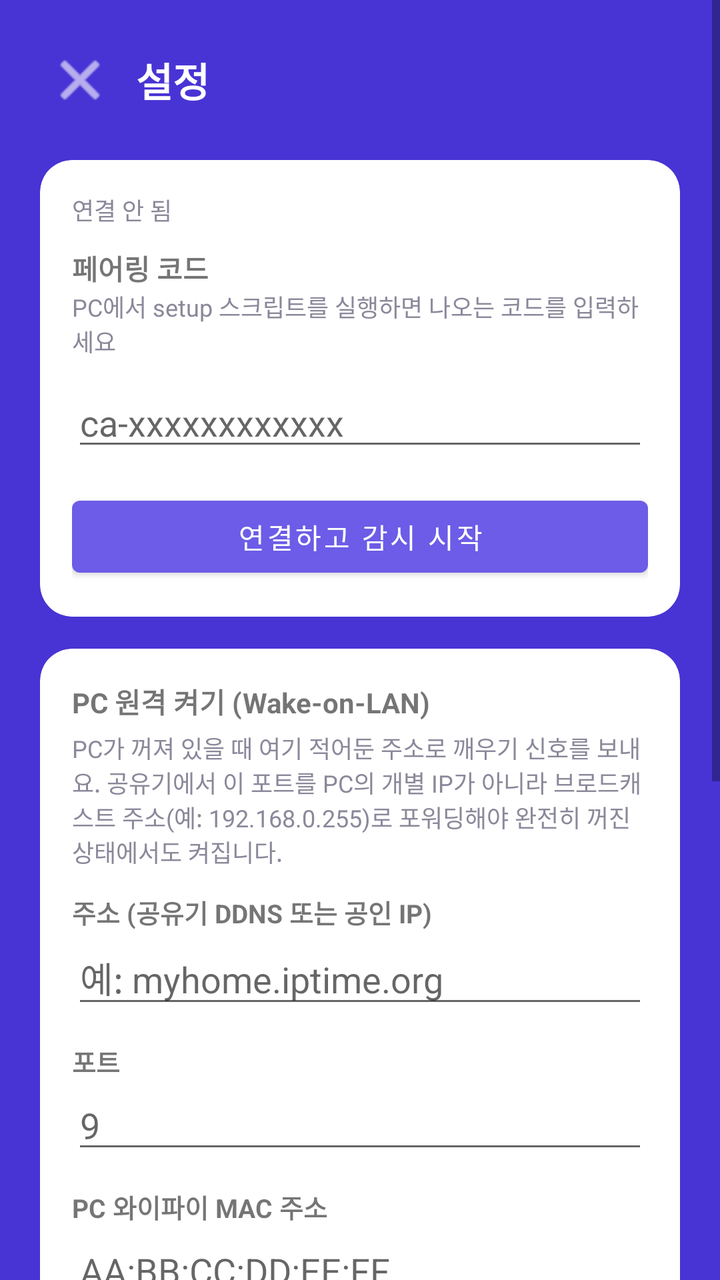
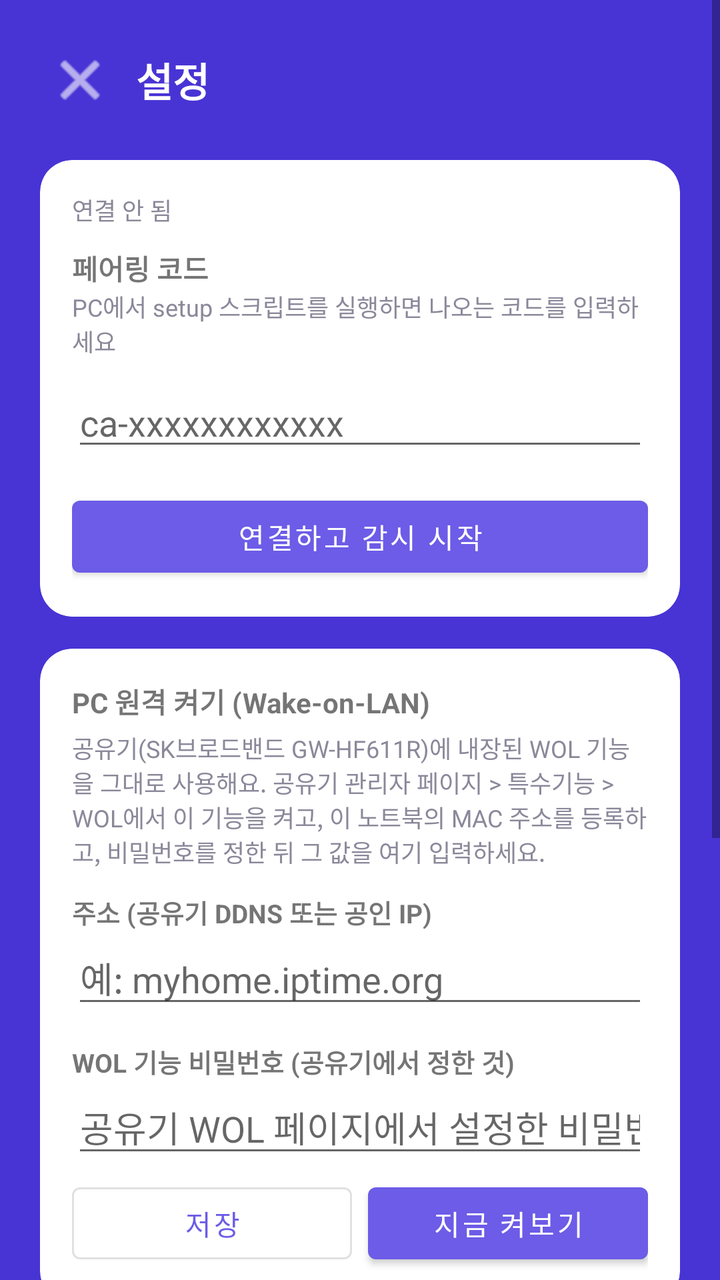

An Android layout rendered at two revisions. The XML below is the earlier revision; the diff shows what the commit changed to produce the second picture.
<!-- AndroidManifest.xml: application theme Theme.ClaudeApprover -->
<!-- res/layout/activity_settings.xml -->
<?xml version="1.0" encoding="utf-8"?>
<ScrollView xmlns:android="http://schemas.android.com/apk/res/android"
    xmlns:app="http://schemas.android.com/apk/res-auto"
    android:layout_width="match_parent"
    android:layout_height="match_parent"
    android:background="?attr/colorPrimaryDark"
    android:fillViewport="true">

    <LinearLayout
        android:layout_width="match_parent"
        android:layout_height="wrap_content"
        android:orientation="vertical"
        android:padding="20dp">

        <LinearLayout
            android:layout_width="match_parent"
            android:layout_height="wrap_content"
            android:orientation="horizontal"
            android:gravity="center_vertical"
            android:layout_marginBottom="20dp">

            <ImageButton
                android:id="@+id/backButton"
                android:layout_width="40dp"
                android:layout_height="40dp"
                android:background="?attr/selectableItemBackgroundBorderless"
                android:contentDescription="@string/back_button_desc"
                android:src="@android:drawable/ic_menu_close_clear_cancel"
                app:tint="#FFFFFF" />

            <TextView
                android:layout_width="wrap_content"
                android:layout_height="wrap_content"
                android:text="@string/settings_title"
                android:textColor="#FFFFFF"
                android:textSize="20sp"
                android:textStyle="bold"
                android:layout_marginStart="8dp" />
        </LinearLayout>

        
        <androidx.cardview.widget.CardView
            android:layout_width="match_parent"
            android:layout_height="wrap_content"
            app:cardCornerRadius="16dp"
            app:cardElevation="0dp"
            android:layout_marginBottom="16dp">

            <LinearLayout
                android:layout_width="match_parent"
                android:layout_height="wrap_content"
                android:orientation="vertical"
                android:padding="16dp">

                <TextView
                    android:id="@+id/settingsStatusText"
                    android:layout_width="wrap_content"
                    android:layout_height="wrap_content"
                    android:text="@string/status_disconnected"
                    android:textSize="12sp"
                    android:textColor="@color/text_secondary"
                    android:layout_marginBottom="10dp" />

                <TextView
                    android:layout_width="wrap_content"
                    android:layout_height="wrap_content"
                    android:text="@string/pairing_code_label"
                    android:textStyle="bold"
                    android:textSize="14sp" />

                <TextView
                    android:layout_width="wrap_content"
                    android:layout_height="wrap_content"
                    android:text="@string/pairing_code_hint"
                    android:textSize="12sp"
                    android:textColor="@color/text_secondary"
                    android:layout_marginBottom="10dp" />

                <EditText
                    android:id="@+id/pairingCodeInput"
                    android:layout_width="match_parent"
                    android:layout_height="wrap_content"
                    android:inputType="textNoSuggestions"
                    android:hint="ca-xxxxxxxxxxxx"
                    android:autofillHints="" />

                <LinearLayout
                    android:layout_width="match_parent"
                    android:layout_height="wrap_content"
                    android:orientation="horizontal"
                    android:layout_marginTop="14dp">

                    <com.google.android.material.button.MaterialButton
                        android:id="@+id/connectButton"
                        android:layout_width="0dp"
                        android:layout_height="wrap_content"
                        android:layout_weight="1"
                        android:text="@string/connect_button" />
                </LinearLayout>
            </LinearLayout>
        </androidx.cardview.widget.CardView>

        
        <androidx.cardview.widget.CardView
            android:layout_width="match_parent"
            android:layout_height="wrap_content"
            app:cardCornerRadius="16dp"
            app:cardElevation="0dp"
            android:layout_marginBottom="16dp">

            <LinearLayout
                android:layout_width="match_parent"
                android:layout_height="wrap_content"
                android:orientation="vertical"
                android:padding="16dp">

                <TextView
                    android:layout_width="wrap_content"
                    android:layout_height="wrap_content"
                    android:text="@string/wol_card_title"
                    android:textStyle="bold"
                    android:textSize="14sp" />

                <TextView
                    android:layout_width="match_parent"
                    android:layout_height="wrap_content"
                    android:text="@string/wol_card_description"
                    android:textSize="12sp"
                    android:textColor="@color/text_secondary"
                    android:layout_marginTop="4dp"
                    android:layout_marginBottom="12dp" />

                <TextView
                    android:layout_width="wrap_content"
                    android:layout_height="wrap_content"
                    android:text="@string/wol_host_label"
                    android:textStyle="bold"
                    android:textSize="13sp" />

                <EditText
                    android:id="@+id/wolHostInput"
                    android:layout_width="match_parent"
                    android:layout_height="wrap_content"
                    android:inputType="textNoSuggestions|textUri"
                    android:hint="@string/wol_host_hint"
                    android:autofillHints=""
                    android:layout_marginBottom="12dp" />

                <TextView
                    android:layout_width="wrap_content"
                    android:layout_height="wrap_content"
                    android:text="@string/wol_port_label"
                    android:textStyle="bold"
                    android:textSize="13sp" />

                <EditText
                    android:id="@+id/wolPortInput"
                    android:layout_width="match_parent"
                    android:layout_height="wrap_content"
                    android:inputType="number"
                    android:hint="@string/wol_port_hint"
                    android:autofillHints=""
                    android:layout_marginBottom="12dp" />

                <TextView
                    android:layout_width="wrap_content"
                    android:layout_height="wrap_content"
                    android:text="@string/wol_mac_label"
                    android:textStyle="bold"
                    android:textSize="13sp" />

                <EditText
                    android:id="@+id/wolMacInput"
                    android:layout_width="match_parent"
                    android:layout_height="wrap_content"
                    android:inputType="textNoSuggestions"
                    android:hint="@string/wol_mac_hint"
                    android:autofillHints=""
                    android:layout_marginBottom="4dp" />

                <TextView
                    android:id="@+id/wolResultText"
                    android:layout_width="match_parent"
                    android:layout_height="wrap_content"
                    android:textSize="12sp"
                    android:textColor="@color/text_secondary"
                    android:layout_marginBottom="8dp"
                    android:visibility="gone" />

                <LinearLayout
                    android:layout_width="match_parent"
                    android:layout_height="wrap_content"
                    android:orientation="horizontal">

                    <com.google.android.material.button.MaterialButton
                        android:id="@+id/wolSaveButton"
                        style="@style/Widget.MaterialComponents.Button.OutlinedButton"
                        android:layout_width="0dp"
                        android:layout_height="wrap_content"
                        android:layout_weight="1"
                        android:layout_marginEnd="8dp"
                        android:text="@string/wol_save_button" />

                    <com.google.android.material.button.MaterialButton
                        android:id="@+id/wolTestButton"
                        android:layout_width="0dp"
                        android:layout_height="wrap_content"
                        android:layout_weight="1"
                        android:text="@string/wol_test_button" />
                </LinearLayout>
            </LinearLayout>
        </androidx.cardview.widget.CardView>

        
        <androidx.cardview.widget.CardView
            android:layout_width="match_parent"
            android:layout_height="wrap_content"
            app:cardCornerRadius="16dp"
            app:cardElevation="0dp"
            android:layout_marginBottom="16dp">

            <LinearLayout
                android:layout_width="match_parent"
                android:layout_height="wrap_content"
                android:orientation="vertical"
                android:padding="16dp">

                <TextView
                    android:layout_width="wrap_content"
                    android:layout_height="wrap_content"
                    android:text="@string/usage_card_title"
                    android:textStyle="bold"
                    android:textSize="14sp" />

                <TextView
                    android:id="@+id/usageText"
                    android:layout_width="match_parent"
                    android:layout_height="wrap_content"
                    android:text="@string/usage_never"
                    android:textSize="13sp"
                    android:lineSpacingExtra="3dp"
                    android:layout_marginTop="6dp" />

                <View
                    android:layout_width="match_parent"
                    android:layout_height="1dp"
                    android:background="#22000000"
                    android:layout_marginTop="14dp"
                    android:layout_marginBottom="14dp" />

                <TextView
                    android:layout_width="wrap_content"
                    android:layout_height="wrap_content"
                    android:text="@string/baseline_card_title"
                    android:textStyle="bold"
                    android:textSize="14sp" />

                <LinearLayout
                    android:layout_width="match_parent"
                    android:layout_height="wrap_content"
                    android:orientation="horizontal"
                    android:layout_marginTop="10dp">

                    <TextView
                        android:layout_width="0dp"
                        android:layout_height="wrap_content"
                        android:layout_weight="1"
                        android:text="@string/baseline_today_label"
                        android:textSize="12sp"
                        android:textColor="@color/text_secondary" />

                    <TextView
                        android:id="@+id/todayBaselinePctText"
                        android:layout_width="wrap_content"
                        android:layout_height="wrap_content"
                        android:textSize="12sp"
                        android:textStyle="bold" />
                </LinearLayout>

                <ProgressBar
                    android:id="@+id/todayBaselineBar"
                    style="?android:attr/progressBarStyleHorizontal"
                    android:layout_width="match_parent"
                    android:layout_height="8dp"
                    android:layout_marginTop="4dp"
                    android:max="100"
                    android:progress="0" />

                <LinearLayout
                    android:layout_width="match_parent"
                    android:layout_height="wrap_content"
                    android:orientation="horizontal"
                    android:layout_marginTop="14dp">

                    <TextView
                        android:layout_width="0dp"
                        android:layout_height="wrap_content"
                        android:layout_weight="1"
                        android:text="@string/baseline_block_label"
                        android:textSize="12sp"
                        android:textColor="@color/text_secondary" />

                    <TextView
                        android:id="@+id/blockBaselinePctText"
                        android:layout_width="wrap_content"
                        android:layout_height="wrap_content"
                        android:textSize="12sp"
                        android:textStyle="bold" />
                </LinearLayout>

                <ProgressBar
                    android:id="@+id/blockBaselineBar"
                    style="?android:attr/progressBarStyleHorizontal"
                    android:layout_width="match_parent"
                    android:layout_height="8dp"
                    android:layout_marginTop="4dp"
                    android:max="100"
                    android:progress="0" />

                <TextView
                    android:id="@+id/usageDisclaimer"
                    android:layout_width="match_parent"
                    android:layout_height="wrap_content"
                    android:text="@string/usage_disclaimer"
                    android:textSize="11sp"
                    android:textColor="@color/text_secondary"
                    android:layout_marginTop="10dp" />
            </LinearLayout>
        </androidx.cardview.widget.CardView>

    </LinearLayout>
</ScrollView>
<!-- resources referenced by this layout -->
<resources>
  <color name="text_secondary">#8B889A</color>
  <string name="back_button_desc">뒤로가기</string>
  <string name="baseline_block_label">이번 5시간 블록 (최근 최대치 대비)</string>
  <string name="baseline_card_title">평소 대비</string>
  <string name="baseline_today_label">오늘 (최근 평균 대비)</string>
  <string name="connect_button">연결하고 감시 시작</string>
  <string name="pairing_code_hint">PC에서 setup 스크립트를 실행하면 나오는 코드를 입력하세요</string>
  <string name="pairing_code_label">페어링 코드</string>
  <string name="settings_title">설정</string>
  <string name="status_disconnected">연결 안 됨</string>
  <string name="usage_card_title">사용량</string>
  <string name="usage_disclaimer">이 PC에 남은 대화 기록을 합산한 값이에요. 구독 한도의 몇 %인지는 로컬에서 알 수 없어서 표시하지 않습니다.</string>
  <string name="usage_never">아직 받은 사용량 정보가 없어요. Claude가 한 번 작업을 마치면 표시돼요.</string>
  <string name="wol_card_description">PC가 꺼져 있을 때 여기 적어둔 주소로 깨우기 신호를 보내요. 공유기에서 이 포트를 PC의 개별 IP가 아니라 브로드캐스트 주소(예: 192.168.0.255)로 포워딩해야 완전히 꺼진 상태에서도 켜집니다.</string>
  <string name="wol_card_title">PC 원격 켜기 (Wake-on-LAN)</string>
  <string name="wol_host_hint">예: myhome.iptime.org</string>
  <string name="wol_host_label">주소 (공유기 DDNS 또는 공인 IP)</string>
  <string name="wol_mac_hint">AA:BB:CC:DD:EE:FF</string>
  <string name="wol_mac_label">PC 와이파이 MAC 주소</string>
  <string name="wol_port_hint">9</string>
  <string name="wol_port_label">포트</string>
  <string name="wol_save_button">저장</string>
  <string name="wol_test_button">지금 켜보기</string>
  <style name="Theme.ClaudeApprover" parent="Theme.MaterialComponents.DayNight.NoActionBar">
          <item name="colorPrimary">@color/brand_primary</item>
          <item name="colorPrimaryDark">@color/brand_primary_dark</item>
          <item name="colorAccent">@color/brand_accent</item>
          <item name="android:statusBarColor" tools:targetApi="21">@color/brand_primary_dark</item>
      </style>
  <color name="brand_primary">#6C5CE7</color>
  <color name="brand_primary_dark">#4834D4</color>
  <color name="brand_accent">#00B894</color>
</resources>

<!-- the commit's change to res/layout/activity_settings.xml (unified diff, before → after) -->
@@ -149,32 +149,16 @@
                 <TextView
                     android:layout_width="wrap_content"
                     android:layout_height="wrap_content"
-                    android:text="@string/wol_port_label"
+                    android:text="@string/wol_password_label"
                     android:textStyle="bold"
                     android:textSize="13sp" />
 
                 <EditText
-                    android:id="@+id/wolPortInput"
-                    android:layout_width="match_parent"
-                    android:layout_height="wrap_content"
-                    android:inputType="number"
-                    android:hint="@string/wol_port_hint"
-                    android:autofillHints=""
-                    android:layout_marginBottom="12dp" />
-
-                <TextView
-                    android:layout_width="wrap_content"
-                    android:layout_height="wrap_content"
-                    android:text="@string/wol_mac_label"
-                    android:textStyle="bold"
-                    android:textSize="13sp" />
-
-                <EditText
-                    android:id="@+id/wolMacInput"
-                    android:layout_width="match_parent"
-                    android:layout_height="wrap_content"
-                    android:inputType="textNoSuggestions"
-                    android:hint="@string/wol_mac_hint"
+                    android:id="@+id/wolPasswordInput"
+                    android:layout_width="match_parent"
+                    android:layout_height="wrap_content"
+                    android:inputType="textPassword"
+                    android:hint="@string/wol_password_hint"
                     android:autofillHints=""
                     android:layout_marginBottom="4dp" />
 
<!-- resource entries referenced after the edit -->
@@ -13,14 +13,12 @@
   <string name="usage_card_title">사용량</string>
   <string name="usage_disclaimer">이 PC에 남은 대화 기록을 합산한 값이에요. 구독 한도의 몇 %인지는 로컬에서 알 수 없어서 표시하지 않습니다.</string>
   <string name="usage_never">아직 받은 사용량 정보가 없어요. Claude가 한 번 작업을 마치면 표시돼요.</string>
-  <string name="wol_card_description">PC가 꺼져 있을 때 여기 적어둔 주소로 깨우기 신호를 보내요. 공유기에서 이 포트를 PC의 개별 IP가 아니라 브로드캐스트 주소(예: 192.168.0.255)로 포워딩해야 완전히 꺼진 상태에서도 켜집니다.</string>
+  <string name="wol_card_description">공유기(SK브로드밴드 GW-HF611R)에 내장된 WOL 기능을 그대로 사용해요. 공유기 관리자 페이지 &gt; 특수기능 &gt; WOL에서 이 기능을 켜고, 이 노트북의 MAC 주소를 등록하고, 비밀번호를 정한 뒤 그 값을 여기 입력하세요.</string>
   <string name="wol_card_title">PC 원격 켜기 (Wake-on-LAN)</string>
   <string name="wol_host_hint">예: myhome.iptime.org</string>
   <string name="wol_host_label">주소 (공유기 DDNS 또는 공인 IP)</string>
-  <string name="wol_mac_hint">AA:BB:CC:DD:EE:FF</string>
-  <string name="wol_mac_label">PC 와이파이 MAC 주소</string>
-  <string name="wol_port_hint">9</string>
-  <string name="wol_port_label">포트</string>
+  <string name="wol_password_hint">공유기 WOL 페이지에서 설정한 비밀번호</string>
+  <string name="wol_password_label">WOL 기능 비밀번호 (공유기에서 정한 것)</string>
   <string name="wol_save_button">저장</string>
   <string name="wol_test_button">지금 켜보기</string>
   <style name="Theme.ClaudeApprover" parent="Theme.MaterialComponents.DayNight.NoActionBar">
